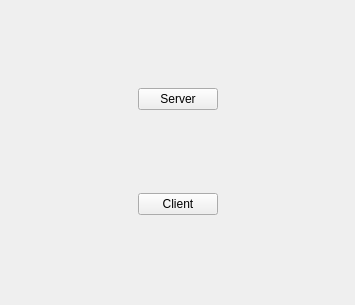
Above: python/UI/choose.ui from surya3997/GroupPlay before the change. Below: the same form after it.
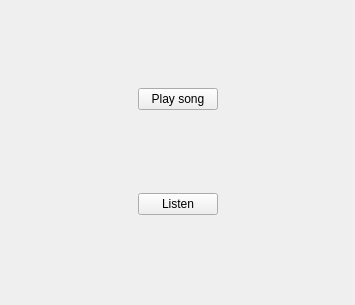
That is the form after the change.

Patch:
```diff
--- a/python/UI/choose.ui
+++ b/python/UI/choose.ui
@@ -17,14 +17,14 @@
    <item row="0" column="1">
     <widget class="QPushButton" name="pushButton">
      <property name="text">
-      <string>Server</string>
+      <string>Play song</string>
      </property>
     </widget>
    </item>
    <item row="1" column="1">
     <widget class="QPushButton" name="pushButton_2">
      <property name="text">
-      <string>Client</string>
+      <string>Listen</string>
      </property>
     </widget>
    </item>
```
